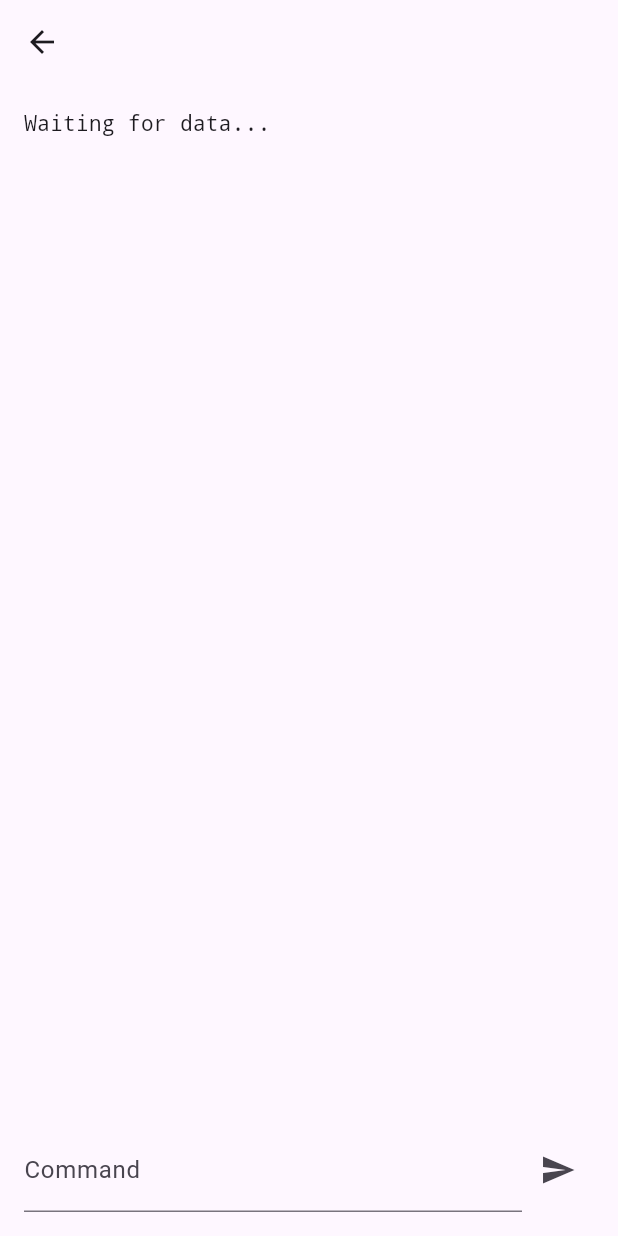
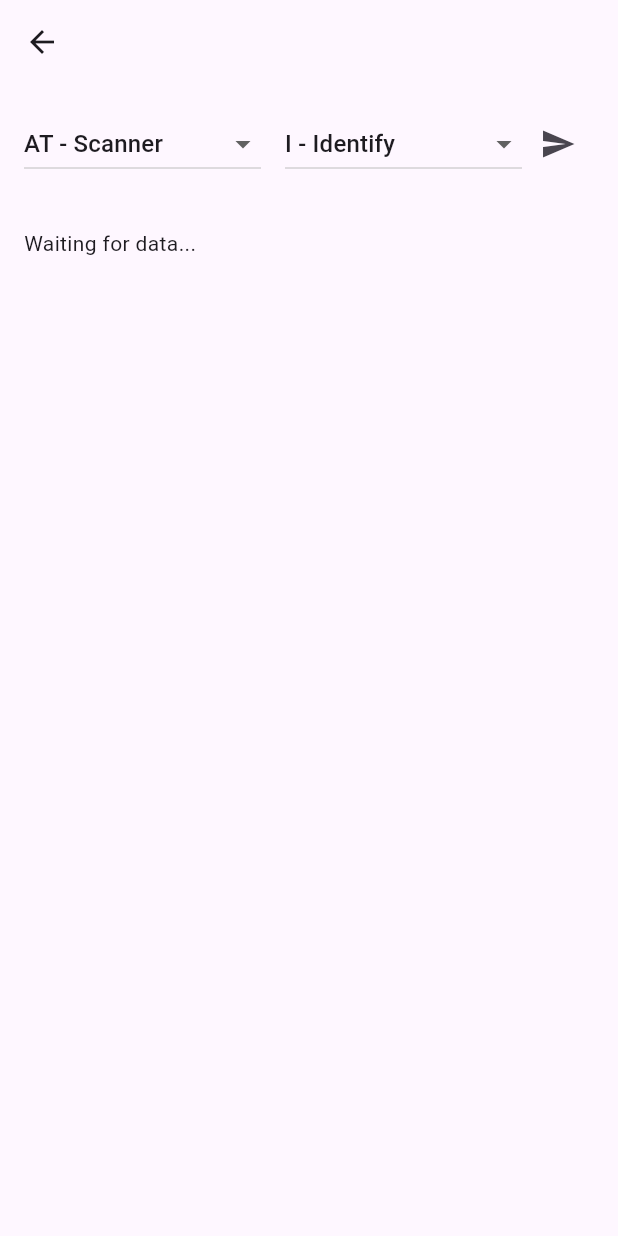
Before and after one commit to RANGELJ/rangel_obd_reader, a Flutter app: the TerminalPage screen opened directly with empty values, on a phone screen of 412 x 824 dp. Run offline on Flutter 3.47's test engine with Material 3 defaults, Android fonts, the phone set to English and light mode, and no system bars.

Commit message:
Update how we select commands

```diff
--- a/lib/pages/terminal_page.dart
+++ b/lib/pages/terminal_page.dart
@@ -4,6 +4,7 @@ import 'package:flutter/material.dart';
 import 'package:flutter/services.dart';
 import 'dart:convert';
 import 'package:flutter/foundation.dart';
+import 'package:rangel_obd_reader/widgets/command_input.dart';
 import 'package:rangel_obd_reader/widgets/terminal_output.dart';
 
 class TerminalPage extends StatefulWidget {
@@ -18,35 +19,55 @@ class TerminalPage extends StatefulWidget {
 class _TerminalPageState extends State<TerminalPage> {
   static const _dataChannel = EventChannel('obd/bt/data');
   static const _commandChannel = MethodChannel('obd/bt');
-  final _commandController = TextEditingController();
   bool _sending = false;
 
   StreamSubscription<String>? _subscription;
   String _receivedText = '';
+  final _replyTimestamps = <int, DateTime>{};
 
   @override
   void initState() {
     super.initState();
     _subscription = _dataChannel.receiveBroadcastStream().cast<String>().listen(
-      (String chunk) {
-        if (kDebugMode) {
-            debugPrint('[OBD RX] ${jsonEncode(chunk)}');
-        }
-        if (!mounted) return;
-        setState(() => _receivedText += chunk);
-      },
+      _receiveChunk,
       onError: (Object error) {
         if (!mounted) return;
-        setState(() => _receivedText += '\n[Channel error: $error]\n');
+        setState(() => _appendReceivedText('\n[Channel error: $error]\n'));
       },
     );
   }
 
-  Future<void> _sendCommand() async {
+  @override
+  void reassemble() {
+    super.reassemble();
+    _subscription?.onData(_receiveChunk);
+  }
+
+  void _receiveChunk(String chunk) {
+    if (kDebugMode) {
+      debugPrint('[OBD RX] ${jsonEncode(chunk)}');
+    }
+    if (!mounted) return;
+    setState(() => _appendReceivedText(chunk));
+  }
+
+  void _appendReceivedText(String chunk) {
+    var replyIndex = '>'.allMatches(_receivedText).length;
+    final receivedAt = DateTime.now();
+    for (final part in chunk.split('>')) {
+      if (part.trim().isNotEmpty) {
+        _replyTimestamps.putIfAbsent(replyIndex, () => receivedAt);
+      }
+      replyIndex++;
+    }
+    _receivedText += chunk;
+  }
+
+  Future<void> _sendCommand(String command) async {
     setState(() => _sending = true);
     try {
         await _commandChannel.invokeMethod<void>('sendCommand', {
-            'command': _commandController.text,
+            'command': command,
         });
     } on PlatformException catch (error) {
         if (!mounted) return;
@@ -61,7 +82,6 @@ class _TerminalPageState extends State<TerminalPage> {
   @override
   void dispose() {
     _subscription?.cancel();
-    _commandController.dispose();
     super.dispose();
   }
 
@@ -72,32 +92,16 @@ class _TerminalPageState extends State<TerminalPage> {
       body: Column(
         crossAxisAlignment: CrossAxisAlignment.stretch,
         children: [
-            Expanded(
-                child: TerminalOutput(text: _receivedText),
+          CommandInput(
+            sending: _sending,
+            onSend: _sendCommand,
             ),
-            SafeArea(
-                top: false,
-                child: Padding(
-                    padding: const EdgeInsets.all(16),
-                    child: Row(
-                    children: [
-                        Expanded(
-                            child: TextField(
-                                controller: _commandController,
-                                autocorrect: false,
-                                enableSuggestions: false,
-                                decoration: const InputDecoration(labelText: 'Command'),
-                            ),
-                        ),
-                        IconButton(
-                        tooltip: 'Send command',
-                        onPressed: _sending ? null : _sendCommand,
-                        icon: const Icon(Icons.send),
-                        ),
-                    ],
-                    ),
+                Expanded(
+                  child: TerminalOutput(
+                    text: _receivedText,
+                    timestamps: _replyTimestamps,
+                  ),
                 ),
-            ),
         ],
     ),
     );
--- /dev/null
+++ b/lib/widgets/command_input.dart
@@ -0,0 +1,80 @@
+import 'package:flutter/material.dart';
+
+class CommandInput extends StatefulWidget {
+  const CommandInput({
+    super.key,
+    required this.sending,
+    required this.onSend,
+  });
+
+  final bool sending;
+  final ValueChanged<String> onSend;
+
+  @override
+  State<CommandInput> createState() => _CommandInputState();
+}
+
+class _CommandInputState extends State<CommandInput> {
+  String _selectedTarget = 'AT';
+  String _selectedCommand = 'I';
+
+  @override
+  Widget build(BuildContext context) {
+    return SafeArea(
+      top: false,
+      child: Padding(
+        padding: const EdgeInsets.all(16),
+        child: Row(
+          children: [
+            Expanded(
+              child: DropdownButton<String>(
+                value: _selectedTarget,
+                isExpanded: true,
+                items: const [
+                  DropdownMenuItem(value: 'AT', child: Text('AT - Scanner')),
+                ],
+                onChanged: widget.sending ? null : (selection) {
+                  if (selection == null) return;
+                  setState(() => _selectedTarget = selection);
+                },
+              ),
+            ),
+            const SizedBox(width: 16),
+            Expanded(
+              child: DropdownButton<String>(
+                value: _selectedCommand,
+                isExpanded: true,
+                items: const [
+                  DropdownMenuItem(value: 'I', child: Text('I - Identify')),
+                  DropdownMenuItem(value: 'E0', child: Text('E0 - Echo off')),
+                  DropdownMenuItem(
+                    value: 'DP',
+                    child: Text('DP - Current protocol', overflow: TextOverflow.ellipsis),
+                  ),
+                  DropdownMenuItem(
+                    value: 'SP6',
+                    child: Tooltip(
+                      message: 'CAN 11/500 - compatible with the 2012 Ford Fiesta',
+                      child: Text('SP6 - Fiesta', overflow: TextOverflow.ellipsis),
+                    ),
+                  ),
+                ],
+                onChanged: widget.sending ? null : (selection) {
+                  if (selection == null) return;
+                  setState(() => _selectedCommand = selection);
+                },
+              ),
+            ),
+            IconButton(
+              tooltip: 'Send command',
+              onPressed: widget.sending
+                  ? null
+                  : () => widget.onSend('$_selectedTarget$_selectedCommand'),
+              icon: const Icon(Icons.send),
+            ),
+          ],
+        ),
+      ),
+    );
+  }
+}
--- a/lib/widgets/terminal_output.dart
+++ b/lib/widgets/terminal_output.dart
@@ -1,22 +1,60 @@
 import 'package:flutter/material.dart';
 
 class TerminalOutput extends StatelessWidget {
-  const TerminalOutput({super.key, required this.text});
+  const TerminalOutput({
+    super.key,
+    required this.text,
+    this.timestamps = const {},
+  });
 
   final String text;
+  final Map<int, DateTime> timestamps;
 
   @override
   Widget build(BuildContext context) {
-    final displayText = text
-        .replaceAll('\r\n', '\n')
-        .replaceAll('\r', '\n');
+    final displayReplies = text.split('>').indexed
+      .map((reply) => (
+          timestamp: timestamps[reply.$1],
+          text: reply.$2
+            .replaceAll('\r\n', '\n')
+            .replaceAll('\r', '\n')
+            .trim(),
+        ))
+      .where((reply) => reply.text.isNotEmpty)
+      .toList()
+      .reversed
+      .toList();
 
-    return SingleChildScrollView(
+    return ListView.separated(
       padding: const EdgeInsets.all(16),
-      child: SelectableText(
-        displayText.isEmpty ? 'Waiting for data...' : displayText,
-        style: const TextStyle(fontFamily: 'monospace'),
-      ),
+      itemCount: displayReplies.isEmpty ? 1 : displayReplies.length,
+      separatorBuilder: (context, replyIndex) => const Divider(),
+      itemBuilder: (context, replyIndex) {
+        if (displayReplies.isEmpty) {
+          return const SelectableText('Waiting for data...');
+        }
+        final reply = displayReplies[replyIndex];
+        final timestamp = reply.timestamp;
+        final timeLabel = timestamp == null
+            ? '--:--:--'
+            : timestamp.toIso8601String().substring(11, 23);
+        return Row(
+          crossAxisAlignment: CrossAxisAlignment.start,
+          children: [
+            Expanded(
+              child: SelectableText(
+                reply.text,
+                style: const TextStyle(fontFamily: 'monospace'),
+              ),
+            ),
+            const SizedBox(width: 16),
+            Text(
+              timeLabel,
+              style: const TextStyle(fontFamily: 'monospace'),
+            ),
+          ],
+        );
+      },
     );
   }
 }
```
Also changed, not shown: 1 other file.
